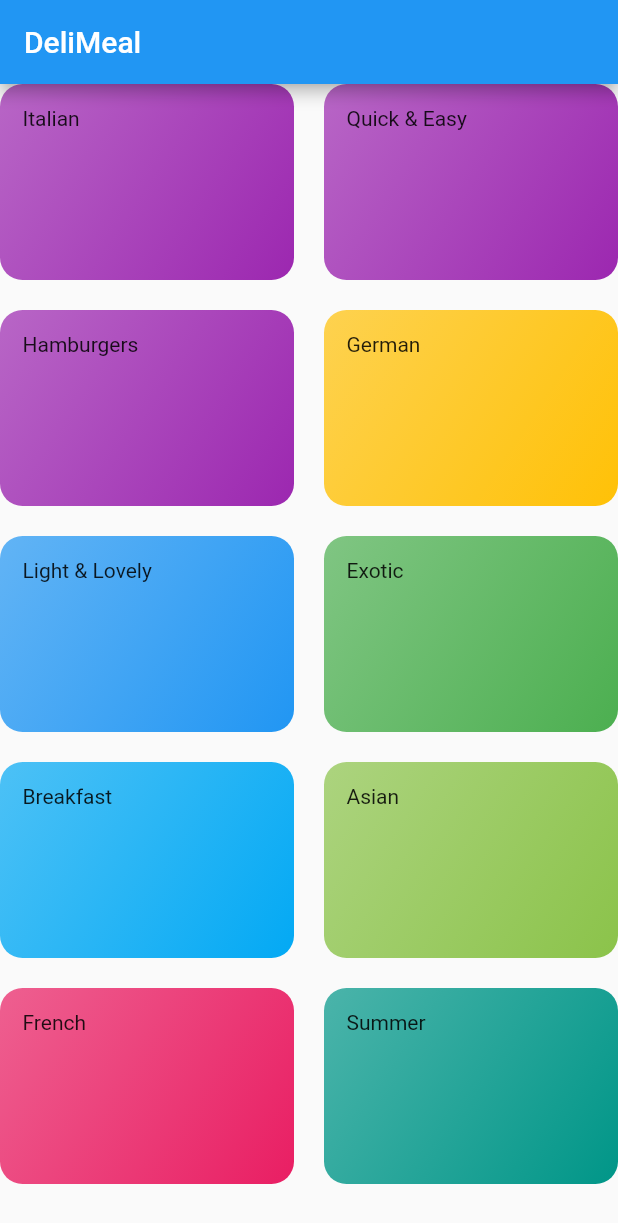
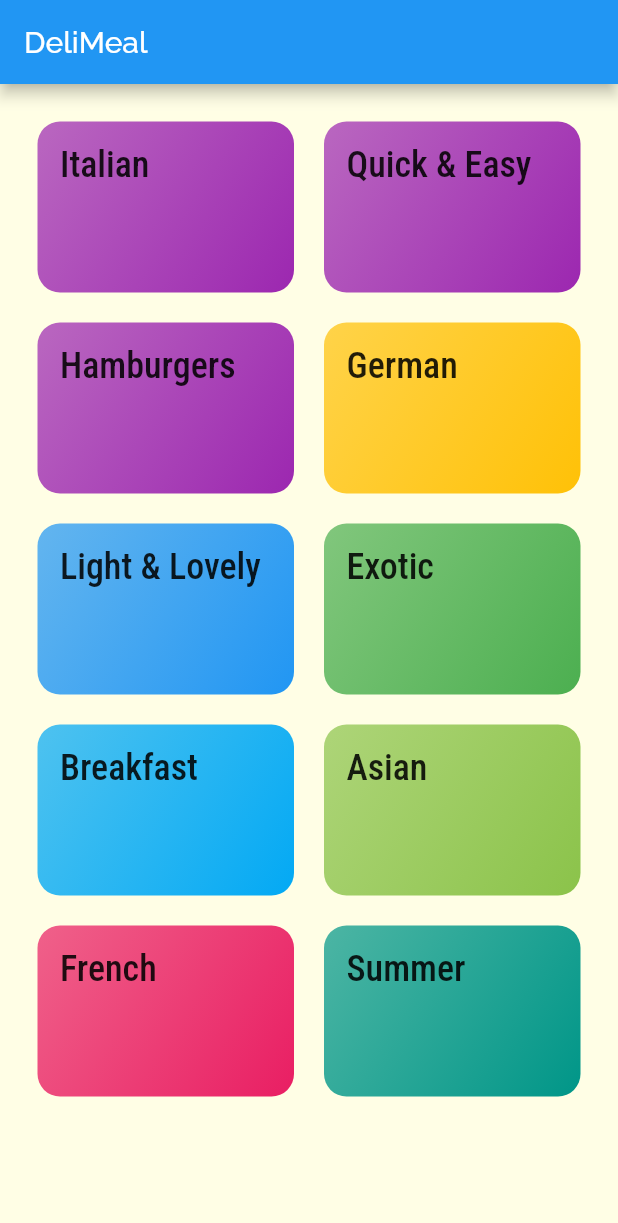
Before and after one commit to mricky/flutter_multipe_screen, a Flutter app: the screen it shows after launch, on a phone screen of 412 x 824 dp. Shown: the top 1223 px of the screen. Run offline on Flutter 3.47's test engine with Material 2 defaults, Android fonts, the phone set to English and light mode, and no system bars.

Commit message:
Styling & Theming (Font)

```diff
--- a/lib/categories_screen.dart
+++ b/lib/categories_screen.dart
@@ -12,6 +12,7 @@ class CategoriesScreen extends StatelessWidget {
         title: const Text('DeliMeal'),
       ),
       body: GridView(
+      padding: EdgeInsets.all(25),
       children: DUMMY_CATEGORIES.map((
         catData) => CategoryItem(
           catData.title,
--- a/lib/category_item.dart
+++ b/lib/category_item.dart
@@ -10,7 +10,7 @@ class CategoryItem extends StatelessWidget {
   Widget build(BuildContext context) {
     return Container(
       padding: const EdgeInsets.all(15),
-      child: Text(title),
+      child: Text(title, style: Theme.of(context).textTheme.title),
       decoration: BoxDecoration(
         gradient: LinearGradient(
           colors: [
--- a/lib/main.dart
+++ b/lib/main.dart
@@ -11,7 +11,21 @@ class MyApp extends StatelessWidget {
      return MaterialApp(
        title: 'DetailMeal',
        theme: ThemeData(
-         primarySwatch: Colors.blue
+         primarySwatch: Colors.blue,
+         accentColor: Colors.amber,
+         canvasColor: Color.fromRGBO(255, 254, 229, 1),
+         fontFamily: 'Raleway',
+         textTheme: ThemeData.light().textTheme.copyWith(
+           body1: TextStyle(
+             color: Color.fromRGBO(20, 51, 51, 1),
+           ),
+           body2: TextStyle(
+             color: Color.fromRGBO(20, 51, 51, 1),
+           ),
+           title: TextStyle(
+             fontSize: 24,
+             fontFamily: 'RobotoCondensed')
+         )
        ),
        home: CategoriesScreen(),
      );
@@ -30,7 +44,9 @@ class _MyHomePageState extends State<MyHomePage> {
     return Scaffold(
       appBar: AppBar(
         title: Text('DeliMeal'),
+
         ),
+
       body: Center(
         child: Text('Navigation Times'),
       ),
```
Also changed, not shown: pubspec.yaml (+17 -6 lines), lib/assets/fonts/Raleway-Black.ttf (added), lib/assets/fonts/Raleway-Bold.ttf (added), lib/assets/fonts/Raleway-Regular.ttf (added), lib/assets/fonts/RobotoCondensed-Bold.ttf (added), lib/assets/fonts/RobotoCondensed-Italic.ttf (added), lib/assets/fonts/RobotoCondensed-Light.ttf (added), lib/assets/fonts/RobotoCondensed-Regular.ttf (added).
